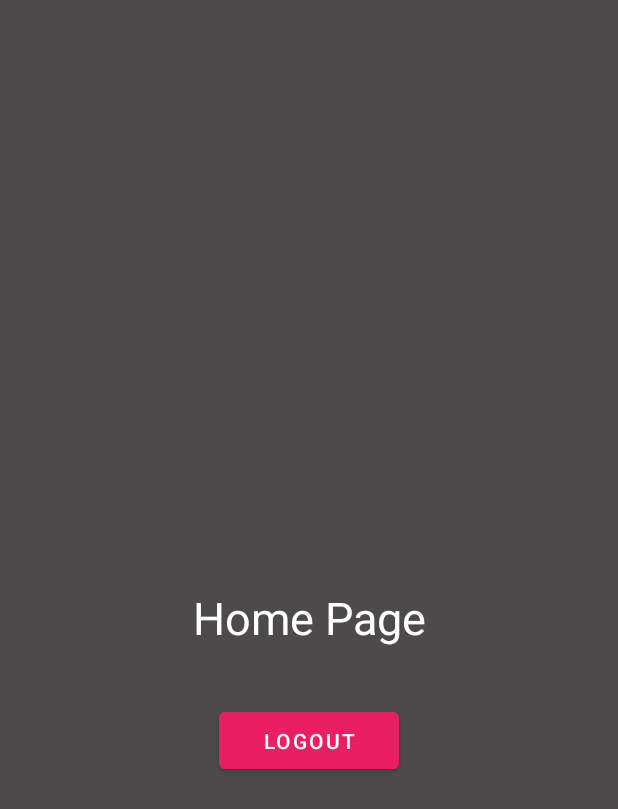
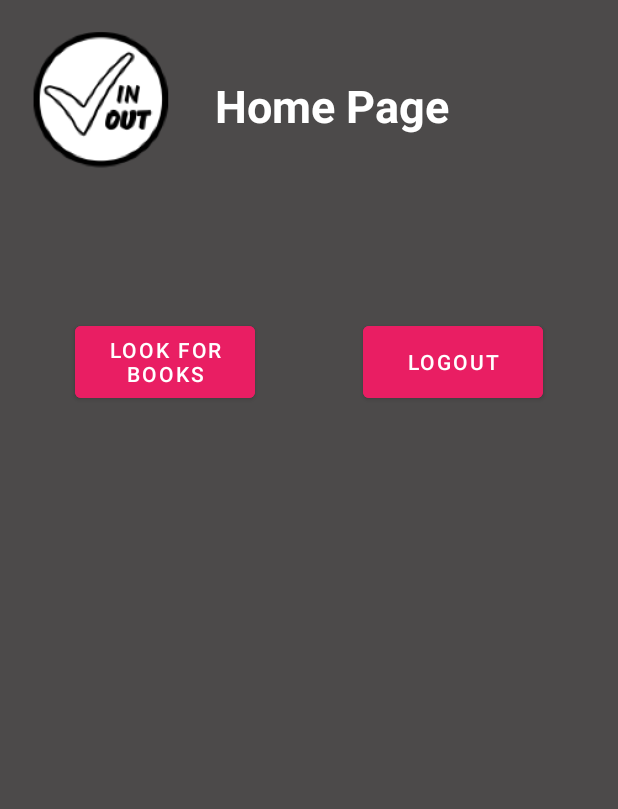
Before and after one commit to checkincheckoutorg/cico-application, an Android app: the HomeActivity screen opened directly, with no data from a screen before it, on a phone screen of 412 x 824 dp. Shown: the top 809 px of the screen. Run offline under Robolectric (Android 15) with nearby library versions, the phone set to English and light mode, and no system bars; our stand-ins replace RxJava; network calls fail; 1 statement that could not run was skipped.

Commit message:
Sprint 2 Features

```diff
--- a/CheckInCheckOut/app/src/main/AndroidManifest.xml
+++ b/CheckInCheckOut/app/src/main/AndroidManifest.xml
@@ -10,6 +10,9 @@
         android:supportsRtl="true"
         android:usesCleartextTraffic="true"
         android:theme="@style/Theme.CheckInCheckOut" >
+        <activity
+            android:name=".SearchActivity"
+            android:exported="true" />
         <activity
             android:name=".HomeActivity"
             android:exported="true" />
--- a/CheckInCheckOut/app/src/main/java/com/example/checkincheckout/HomeActivity.java
+++ b/CheckInCheckOut/app/src/main/java/com/example/checkincheckout/HomeActivity.java
@@ -23,7 +23,7 @@ public class HomeActivity extends AppCompatActivity {
 
     TextView username, password;
     String typedUsername;
-    MaterialButton btn_logout;
+    MaterialButton btn_logout, btn_searchbooks;
 
     @Override
     protected void onStop() {
@@ -49,6 +49,7 @@ public class HomeActivity extends AppCompatActivity {
         //View
         username = (TextView) findViewById(R.id.email);
         btn_logout = (MaterialButton) findViewById(R.id.btn_logout);
+        btn_searchbooks = (MaterialButton) findViewById(R.id.btn_searchbooks);
 
         //Set
         typedUsername = getIntent().getExtras().getString("Name");
@@ -56,7 +57,8 @@ public class HomeActivity extends AppCompatActivity {
 
         //view
         username = (TextView) findViewById(R.id.email);
-        //Logout
+
+        //Logout button
         btn_logout.setOnClickListener(v -> {
             Toast.makeText(HomeActivity.this, "Logout Successful!", Toast.LENGTH_SHORT).show();
             Intent i = new Intent(HomeActivity.this, LoginActivity.class);
@@ -64,5 +66,12 @@ public class HomeActivity extends AppCompatActivity {
             finish();
         });
 
+        //Look for Books button
+        btn_searchbooks.setOnClickListener(v -> {
+            Intent i = new Intent(HomeActivity.this, SearchActivity.class);
+            i.putExtra("Name", username.getText().toString());
+            startActivity(i);
+        });
+
     }
 }
--- a/CheckInCheckOut/app/src/main/java/com/example/checkincheckout/Retrofit/INodeJS.java
+++ b/CheckInCheckOut/app/src/main/java/com/example/checkincheckout/Retrofit/INodeJS.java
@@ -1,9 +1,14 @@
 package com.example.checkincheckout.Retrofit;
+
+import com.example.checkincheckout.Model.Book;
+
+import java.util.List;
 
 import io.reactivex.Observable;
 
 import retrofit2.http.Field;
 import retrofit2.http.FormUrlEncoded;
+import retrofit2.http.GET;
 import retrofit2.http.POST;
 
 public interface INodeJS {
@@ -20,4 +25,14 @@ public interface INodeJS {
     @FormUrlEncoded
     Observable<String> loginUser(@Field("email") String email,
                                     @Field("password") String password);
+
+    @GET("getAllBooks")
+    Observable<List<Book>> getBookList();
+
+    @POST("getBooksByFilter")
+    @FormUrlEncoded
+    Observable<List<Book>> searchBooks(@Field("search") String search,
+                                       @Field("filter") String filter);
+
+
 }
--- a/CheckInCheckOut/app/src/main/java/com/example/checkincheckout/Retrofit/RetrofitClient.java
+++ b/CheckInCheckOut/app/src/main/java/com/example/checkincheckout/Retrofit/RetrofitClient.java
@@ -2,6 +2,7 @@ package com.example.checkincheckout.Retrofit;
 
 import retrofit2.Retrofit;
 import retrofit2.adapter.rxjava2.RxJava2CallAdapterFactory;
+import retrofit2.converter.gson.GsonConverterFactory;
 import retrofit2.converter.scalars.ScalarsConverterFactory;
 
 public class RetrofitClient {
@@ -12,6 +13,7 @@ public class RetrofitClient {
             instance = new Retrofit.Builder()
                     .baseUrl("http://cico-node-web-api-env.eba-im9nuywq.us-east-2.elasticbeanstalk.com/")
                     .addConverterFactory(ScalarsConverterFactory.create())
+                    .addConverterFactory(GsonConverterFactory.create())
                     .addCallAdapterFactory(RxJava2CallAdapterFactory.create())
                     .build();
         }
--- a/CheckInCheckOut/app/src/main/res/layout/activity_home.xml
+++ b/CheckInCheckOut/app/src/main/res/layout/activity_home.xml
@@ -1,5 +1,5 @@
 <?xml version="1.0" encoding="utf-8"?>
-<androidx.constraintlayout.widget.ConstraintLayout xmlns:android="http://schemas.android.com/apk/res/android"
+<RelativeLayout xmlns:android="http://schemas.android.com/apk/res/android"
     xmlns:app="http://schemas.android.com/apk/res-auto"
     xmlns:tools="http://schemas.android.com/tools"
     android:layout_width="match_parent"
@@ -7,45 +7,72 @@
     android:background="#4C4A4A"
     tools:context=".HomeActivity">
 
-    <TextView
-        android:id="@+id/home_page"
-        android:layout_width="200dp"
-        android:layout_height="53dp"
-        android:gravity="center"
-        android:text="Home Page"
-        android:textColor="@color/white"
-        android:textSize="30dp"
-        app:layout_constraintBottom_toBottomOf="parent"
-        app:layout_constraintEnd_toEndOf="parent"
-        app:layout_constraintStart_toStartOf="parent"
-        app:layout_constraintTop_toTopOf="parent" />
+    <RelativeLayout
+        android:id="@+id/header"
+        android:layout_width="match_parent"
+        android:layout_height="wrap_content">
+
+        <ImageView
+            android:layout_width="135dp"
+            android:layout_height="133dp"
+            android:src="@mipmap/splashlogo_foreground" />
+
+        <TextView
+            android:id="@+id/home_page"
+            android:layout_width="match_parent"
+            android:layout_height="wrap_content"
+            android:layout_marginStart="80dp"
+            android:layout_marginTop="50dp"
+            android:layout_marginEnd="50dp"
+            android:layout_marginBottom="50dp"
+            android:gravity="center"
+            android:text="Home Page"
+            android:textColor="@color/white"
+            android:textSize="30sp"
+            android:textStyle="bold"
+            app:layout_constraintTop_toTopOf="parent"
+            app:layout_constraintVertical_bias="0" />
+
+    </RelativeLayout>
 
     <TextView
         android:id="@+id/email"
         android:layout_width="match_parent"
         android:layout_height="wrap_content"
+        android:layout_below="@id/header"
         android:gravity="center"
         android:text="Name"
         android:textColor="@color/white"
         android:textSize="30dp"
-        app:layout_constraintBottom_toBottomOf="@id/home_page"
+        app:layout_constraintBottom_toBottomOf="@id/email"
         app:layout_constraintEnd_toEndOf="parent"
         app:layout_constraintStart_toStartOf="parent"
         app:layout_constraintTop_toTopOf="parent" />
 
     <com.google.android.material.button.MaterialButton
+        android:id="@+id/btn_searchbooks"
+        android:layout_width="120dp"
+        android:layout_height="60dp"
+        android:layout_below="@id/email"
+        android:layout_alignParentStart="true"
+        android:layout_marginStart="50dp"
+        android:layout_marginTop="30dp"
+        android:layout_marginEnd="90dp"
+        android:layout_marginBottom="90dp"
+        android:backgroundTint="#E91E63"
+        android:text="@string/LookForBooks"
+        android:textAlignment="center"
+        app:layout_constraintHorizontal_bias="0" />
+
+    <com.google.android.material.button.MaterialButton
         android:id="@+id/btn_logout"
         android:layout_width="120dp"
-        android:layout_height="50dp"
-        android:layout_below="@id/home_page"
-        android:layout_centerHorizontal="true"
-        android:layout_marginStart="30dp"
+        android:layout_height="60dp"
+        android:layout_below="@id/email"
+        android:layout_alignParentEnd="true"
         android:layout_marginTop="30dp"
-        android:layout_marginEnd="30dp"
-        android:layout_marginBottom="30dp"
+        android:layout_marginEnd="50dp"
+        android:layout_marginBottom="90dp"
         android:backgroundTint="#E91E63"
-        android:text="@string/logout"
-        app:layout_constraintStart_toStartOf="parent"
-        app:layout_constraintEnd_toEndOf="parent"
-        app:layout_constraintTop_toBottomOf="@id/home_page"/>
-</androidx.constraintlayout.widget.ConstraintLayout>
+        android:text="@string/logout" />
+</RelativeLayout>
--- /dev/null
+++ b/CheckInCheckOut/app/src/main/res/values/ids.xml
@@ -0,0 +1,4 @@
+<?xml version="1.0" encoding="utf-8"?>
+<resources>
+    <item name="image_cover" type="id" />
+</resources>
--- a/CheckInCheckOut/app/src/main/res/values/strings.xml
+++ b/CheckInCheckOut/app/src/main/res/values/strings.xml
@@ -5,4 +5,10 @@
     <string name="password">Password</string>
     <string name="confirm_password">Confirm Password</string>
     <string name="logout">Logout</string>
+    <string name="LookForBooks">Look for Books</string>
+    <string-array name="filters">
+        <item>Title</item>
+        <item>Author</item>
+        <item>Genre</item>
+    </string-array>
 </resources>
```
Also changed, not shown: CheckInCheckOut/app/build.gradle (+10 -0 lines), CheckInCheckOut/app/src/main/java/com/example/checkincheckout/Adapter/BookAdapter.java (added, +75 -0 lines), CheckInCheckOut/app/src/main/java/com/example/checkincheckout/Model/Book.java (added, +84 -0 lines), CheckInCheckOut/app/src/main/java/com/example/checkincheckout/SearchActivity.java (added, +175 -0 lines), CheckInCheckOut/app/src/main/res/layout/activity_search.xml (added, +108 -0 lines), CheckInCheckOut/app/src/main/res/layout/book_item.xml (added, +69 -0 lines).
